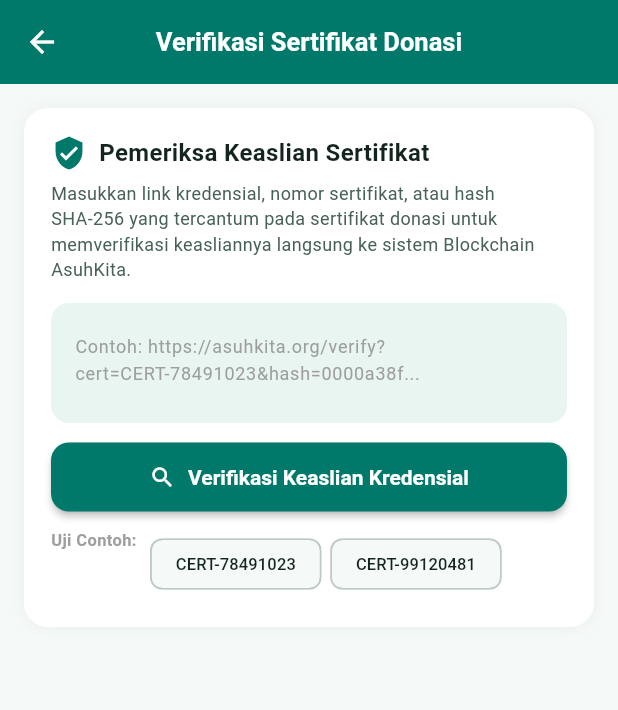
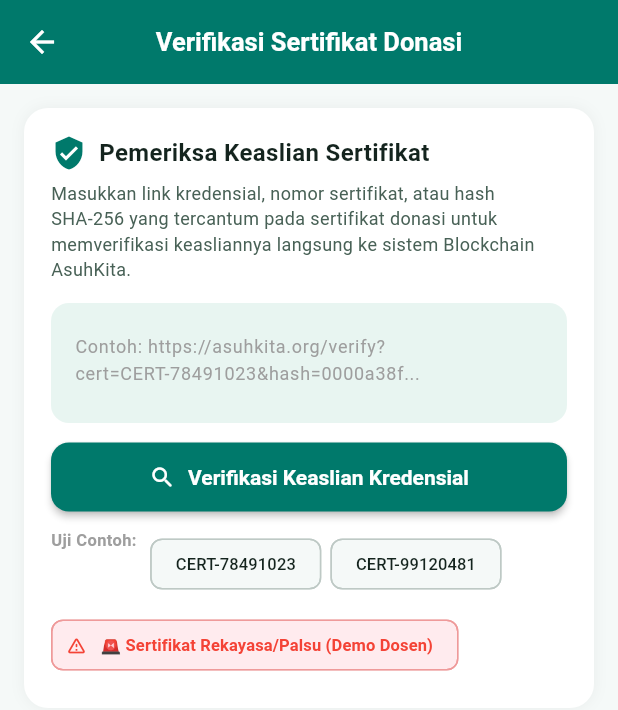
Before and after one commit to dyahnaylaamaliaputri-bit/AsuhKita, a Flutter app: the LedgerScreen screen opened directly, on a phone screen of 412 x 824 dp. Shown: the top 710 px of the screen. Run offline on Flutter 3.47's test engine with Material 3 defaults, Android fonts, the phone set to English and light mode, and no system bars; our stand-ins replace dio, firebase_core, firebase_messaging, flutter_local_notifications, flutter_map, flutter_secure_storage and 12 more; missing offline and left inert: encrypt; accounts and stored records are empty; network calls fail.

Commit message:
feat: add quick demo button for forged blockchain cert and support asset image loading for dummy children

```diff
--- a/lib/features/admin/admin_panel_screen.dart
+++ b/lib/features/admin/admin_panel_screen.dart
@@ -1921,6 +1921,9 @@ class _AdminPanelScreenState extends State<AdminPanelScreen> {
         final bytes = base64Decode(url.split(',').last);
         return Image.memory(bytes, width: width, height: height, fit: BoxFit.cover);
       } catch (_) {}
+    }
+    if (url.startsWith('assets/')) {
+      return Image.asset(url, width: width, height: height, fit: BoxFit.cover, errorBuilder: (_, __, ___) => Container(width: width, height: height, color: AppColors.surfaceLight, child: const Icon(Icons.person, color: AppColors.primary)));
     }
     if (url.startsWith('http')) {
       return Image.network(
--- a/lib/features/ledger/ledger_screen.dart
+++ b/lib/features/ledger/ledger_screen.dart
@@ -255,6 +255,20 @@ class _LedgerScreenState extends State<LedgerScreen> {
                           _verifyCertificateCredential();
                         },
                       ),
+                      ActionChip(
+                        avatar: const Icon(Icons.warning_amber_rounded, size: 14, color: Colors.red),
+                        backgroundColor: const Color(0xFFFFEBEE),
+                        side: const BorderSide(color: Color(0xFFEF9A9A)),
+                        label: const Text(
+                          "🚨 Sertifikat Rekayasa/Palsu (Demo Dosen)",
+                          style: TextStyle(fontSize: 11, color: Colors.red, fontWeight: FontWeight.bold),
+                        ),
+                        onPressed: () {
+                          _credentialController.text =
+                              "https://asuhkita.id/verify?cert=CERT-REKAYASA-9981&hash=forged_d41d8cd98f00b204e9800998ecf8427e_unauthorized_party&donor=Pihak%20Luar%20Tak%20Dikenal&child=Rizky&amount=100000000";
+                          _verifyCertificateCredential();
+                        },
+                      ),
                     ],
                   ),
                 ],
--- a/lib/features/sponsor/child_detail_screen.dart
+++ b/lib/features/sponsor/child_detail_screen.dart
@@ -519,6 +519,9 @@ class _ChildDetailScreenState extends State<ChildDetailScreen> {
         if (bytes != null) return Image.memory(bytes, fit: BoxFit.cover);
       } catch (_) {}
     }
+    if (url.startsWith('assets/')) {
+      return Image.asset(url, fit: BoxFit.cover, errorBuilder: (_, __, ___) => Container(color: Colors.white, child: const Icon(Icons.face, size: 64, color: AppColors.primary)));
+    }
     if (url.startsWith('http')) {
       return Image.network(
         url,
--- a/lib/features/sponsor/sponsor_screen.dart
+++ b/lib/features/sponsor/sponsor_screen.dart
@@ -853,6 +853,9 @@ class _SponsorScreenState extends State<SponsorScreen> {
         return Image.memory(bytes, fit: BoxFit.cover);
       } catch (_) {}
     }
+    if (avatarUrl.startsWith('assets/')) {
+      return Image.asset(avatarUrl, fit: BoxFit.cover, errorBuilder: (_, __, ___) => Container(color: AppColors.surfaceLight, child: const Icon(Icons.face, size: 40, color: AppColors.primary)));
+    }
     if (avatarUrl.startsWith('http')) {
       return Image.network(
         avatarUrl,
```
